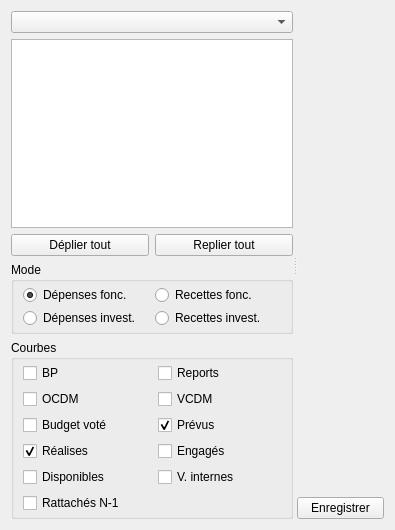
Qt form formreportinggraphics.ui (GiPiLab/ProtonClassicSuite) before a commit.
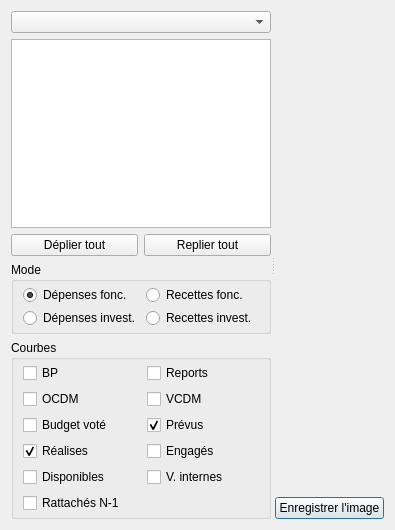
The same form after that commit. Icons and pictures are not drawn. Custom widgets are drawn as their Qt base class.

Patch:
```diff
--- a/formreportinggraphics.ui
+++ b/formreportinggraphics.ui
@@ -212,7 +212,10 @@
        <item>
         <widget class="QPushButton" name="pushButtonExportPlot">
          <property name="text">
-          <string>Enregistrer</string>
+          <string>Enregistrer l'image</string>
+         </property>
+         <property name="default">
+          <bool>true</bool>
          </property>
         </widget>
        </item>
```
Left out of the diff: 22 changed lines with no effect on the pictures.
